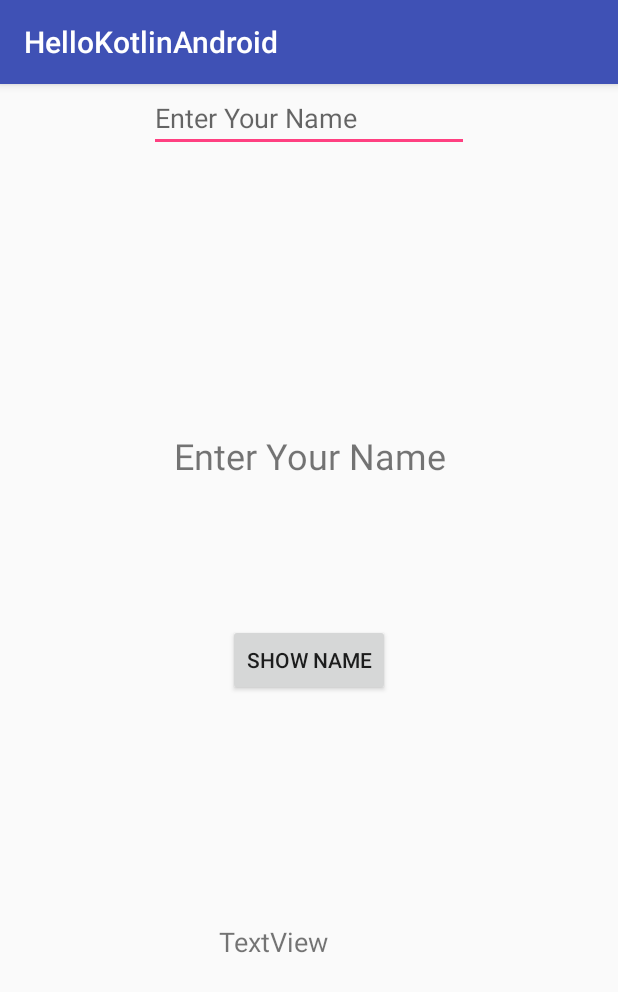
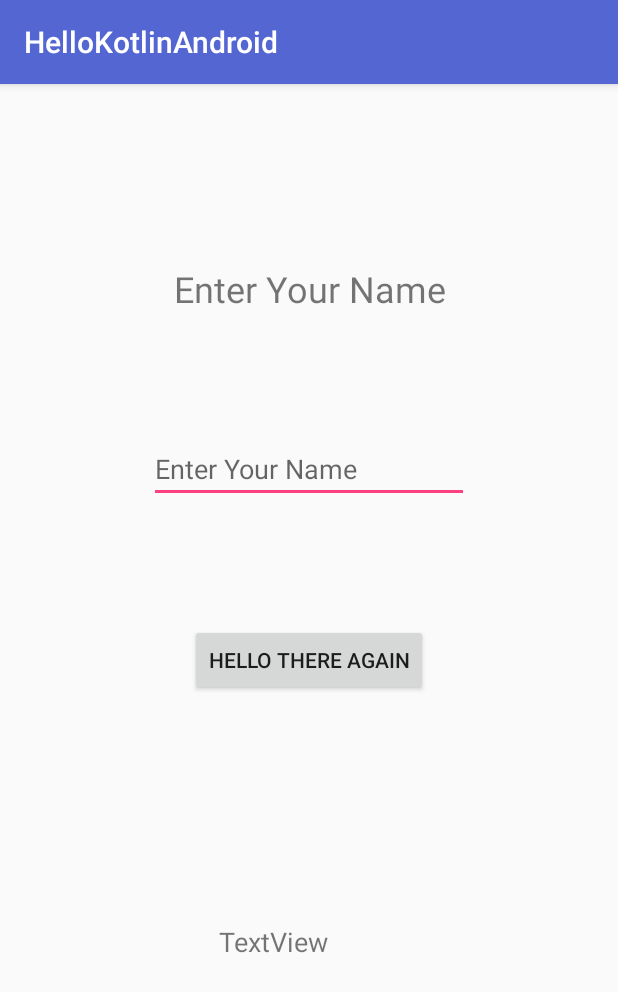
Before and after one commit to kalug89/Build12Apps, an Android app: the screen it shows after launch (MainActivity), on a phone screen of 412 x 824 dp. Shown: the top 992 px of the screen. Run offline under Robolectric (Android 15) with nearby library versions, the phone set to English and light mode, and no system bars.

Commit message:
Change color, string and end a aplikation

```diff
--- a/app/src/main/res/layout/activity_main.xml
+++ b/app/src/main/res/layout/activity_main.xml
@@ -7,6 +7,7 @@
     tools:context=".MainActivity">
 
     <TextView
+        android:id="@+id/textView3"
         android:layout_width="wrap_content"
         android:layout_height="wrap_content"
         android:text="Hello World!"
@@ -23,7 +24,7 @@
         android:layout_marginEnd="8dp"
         android:layout_marginStart="8dp"
         android:layout_marginTop="8dp"
-        android:text="@string/button_name"
+        android:text="@string/newest_item"
         app:layout_constraintBottom_toBottomOf="parent"
         app:layout_constraintEnd_toEndOf="parent"
         app:layout_constraintStart_toStartOf="parent"
@@ -36,25 +37,30 @@
         android:layout_marginBottom="96dp"
         android:layout_marginEnd="8dp"
         android:layout_marginStart="8dp"
+        android:layout_marginTop="8dp"
         android:text="@string/title"
         android:textSize="24sp"
         app:layout_constraintBottom_toTopOf="@+id/showNameButton"
         app:layout_constraintEnd_toEndOf="parent"
         app:layout_constraintHorizontal_bias="0.502"
-        app:layout_constraintStart_toStartOf="parent" />
+        app:layout_constraintStart_toStartOf="parent"
+        app:layout_constraintTop_toTopOf="parent" />
 
     <EditText
         android:id="@+id/enterNameEdit"
         android:layout_width="wrap_content"
         android:layout_height="wrap_content"
+        android:layout_marginBottom="8dp"
         android:layout_marginEnd="8dp"
         android:layout_marginStart="8dp"
+        android:layout_marginTop="8dp"
         android:ems="10"
         android:hint="@string/hint_name"
         android:inputType="textPersonName"
+        app:layout_constraintBottom_toTopOf="@+id/showNameButton"
         app:layout_constraintEnd_toEndOf="parent"
         app:layout_constraintStart_toStartOf="parent"
-        tools:layout_editor_absoluteY="166dp" />
+        app:layout_constraintTop_toBottomOf="@+id/textView" />
 
     <TextView
         android:id="@+id/resultId"
--- a/app/src/main/res/values/colors.xml
+++ b/app/src/main/res/values/colors.xml
@@ -1,6 +1,6 @@
 <?xml version="1.0" encoding="utf-8"?>
 <resources>
-    <color name="colorPrimary">#3F51B5</color>
+    <color name="colorPrimary">#5366d2</color>
     <color name="colorPrimaryDark">#303F9F</color>
     <color name="colorAccent">#FF4081</color>
 </resources>
--- a/app/src/main/res/values/strings.xml
+++ b/app/src/main/res/values/strings.xml
@@ -2,5 +2,7 @@
     <string name="app_name">HelloKotlinAndroid</string>
     <string name="button_name">Show Name</string>
     <string name="title">Enter Your Name</string>
+    <string name="new_hint">New hint</string>
     <string name="hint_name">Enter Your Name</string>
+    <string name="newest_item">Hello there again</string>
 </resources>
```
